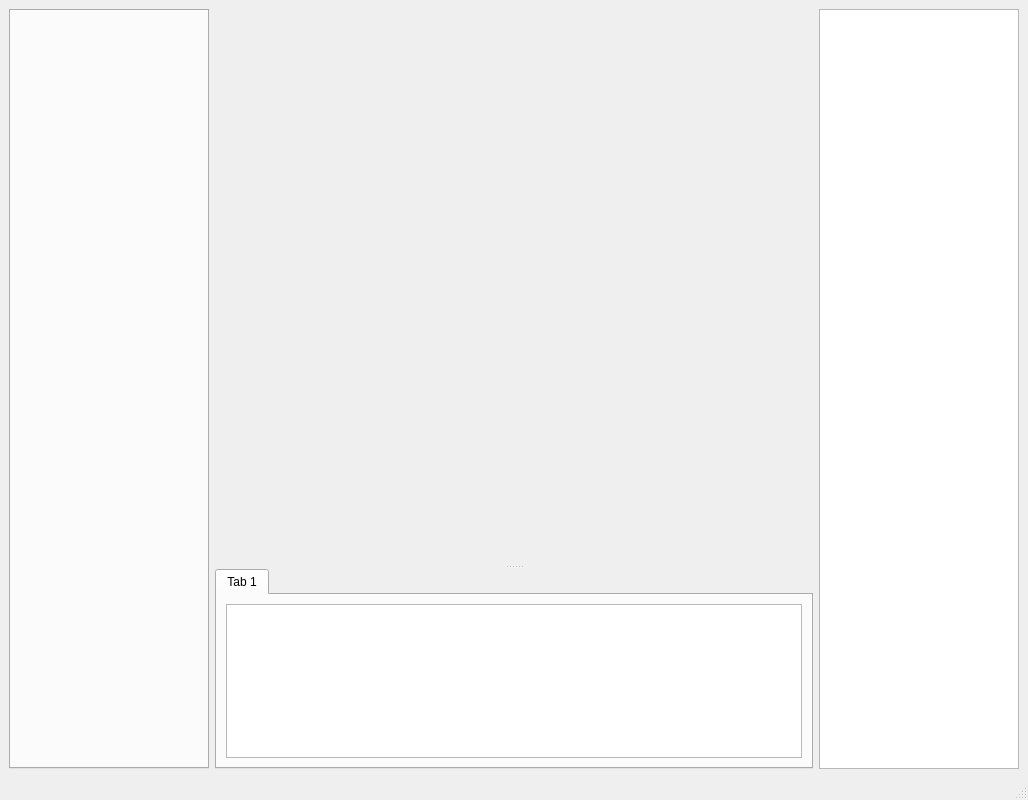
Above: src/Views/MainWindow.ui from kimsos0723/Artiflow before the change. Below: the same form after it.
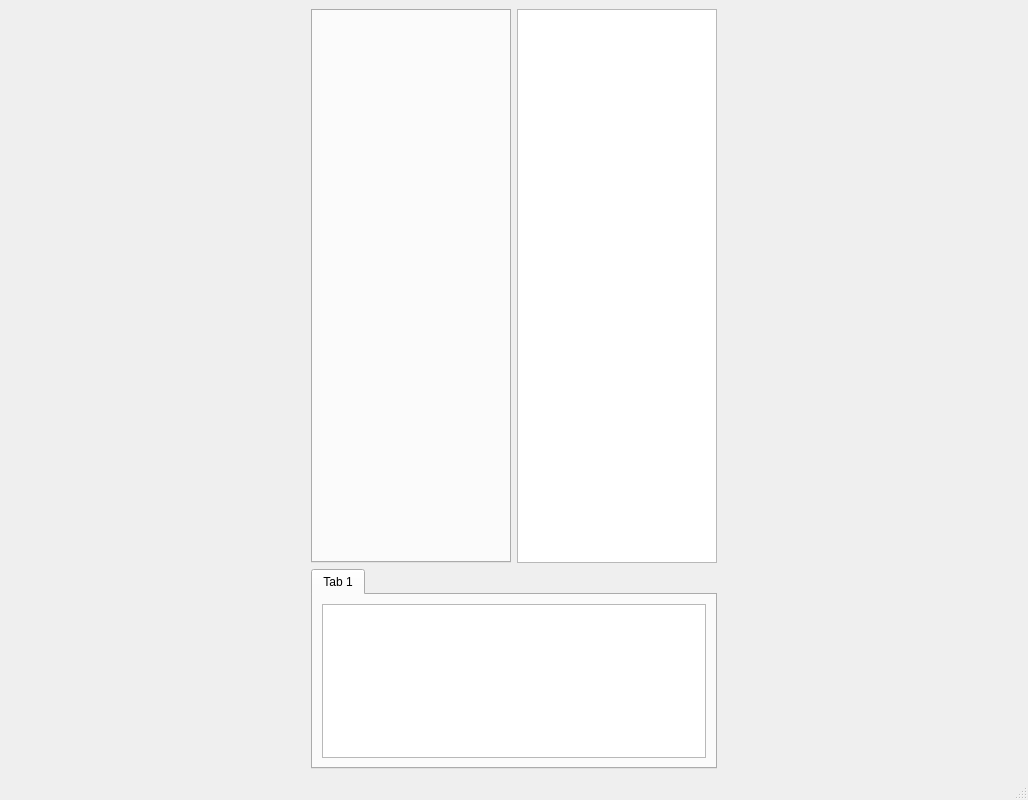
That is the form after the change.

What changed in the file:
```diff
--- a/src/Views/MainWindow.ui
+++ b/src/Views/MainWindow.ui
@@ -17,7 +17,23 @@
    <layout class="QGridLayout" name="gridLayout_3">
     <item row="0" column="0">
      <layout class="QGridLayout" name="gridLayout_2">
-      <item row="0" column="0">
+      <item row="0" column="3">
+       <widget class="QListView" name="listView_2">
+        <property name="sizePolicy">
+         <sizepolicy hsizetype="Expanding" vsizetype="Expanding">
+          <horstretch>0</horstretch>
+          <verstretch>0</verstretch>
+         </sizepolicy>
+        </property>
+        <property name="maximumSize">
+         <size>
+          <width>200</width>
+          <height>16777215</height>
+         </size>
+        </property>
+       </widget>
+      </item>
+      <item row="0" column="1">
        <widget class="QTabWidget" name="tabWidget">
         <property name="sizePolicy">
          <sizepolicy hsizetype="Expanding" vsizetype="Expanding">
@@ -36,25 +52,16 @@
         </property>
        </widget>
       </item>
-      <item row="0" column="1">
+      <item row="0" column="2">
+       <layout class="QGridLayout" name="gridLayout"/>
+      </item>
+     </layout>
+    </item>
+    <item row="1" column="0">
        <widget class="QSplitter" name="splitter">
         <property name="orientation">
          <enum>Qt::Vertical</enum>
         </property>
-        <widget class="QWidget" name="graph_widget" native="true">
-         <property name="sizePolicy">
-          <sizepolicy hsizetype="MinimumExpanding" vsizetype="Preferred">
-           <horstretch>0</horstretch>
-           <verstretch>0</verstretch>
-          </sizepolicy>
-         </property>
-         <property name="minimumSize">
-          <size>
-           <width>250</width>
-           <height>250</height>
-          </size>
-         </property>
-        </widget>
         <widget class="QTabWidget" name="tabWidget_2">
          <property name="sizePolicy">
           <sizepolicy hsizetype="MinimumExpanding" vsizetype="Expanding">
@@ -84,24 +91,6 @@
         </widget>
        </widget>
       </item>
-      <item row="0" column="2">
-       <widget class="QListView" name="listView_2">
-        <property name="sizePolicy">
-         <sizepolicy hsizetype="Expanding" vsizetype="Expanding">
-          <horstretch>0</horstretch>
-          <verstretch>0</verstretch>
-         </sizepolicy>
-        </property>
-        <property name="maximumSize">
-         <size>
-          <width>200</width>
-          <height>16777215</height>
-         </size>
-        </property>
-       </widget>
-      </item>
-     </layout>
-    </item>
    </layout>
   </widget>
   <widget class="QMenuBar" name="menubar">
```
Left out of the diff: 2 changed lines with no effect on the pictures. Lines whose indentation alone changed are shown as unchanged.
